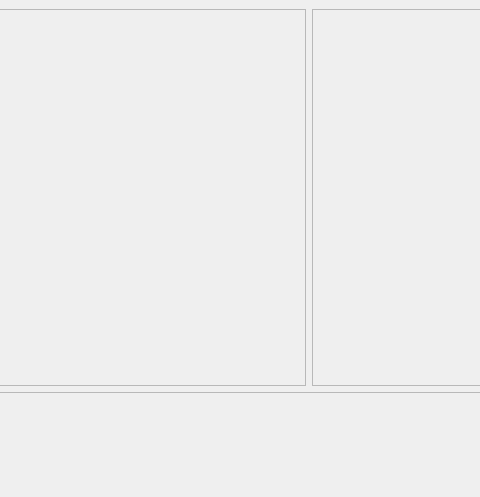
First picture: the form in ui/main_window.ui, repository j-stechly/NPG-Dziennik-diabetyka, before the edit; both pictures show x 291 to 771 and y 0 to 497 of the 1200 by 800 pixel window.
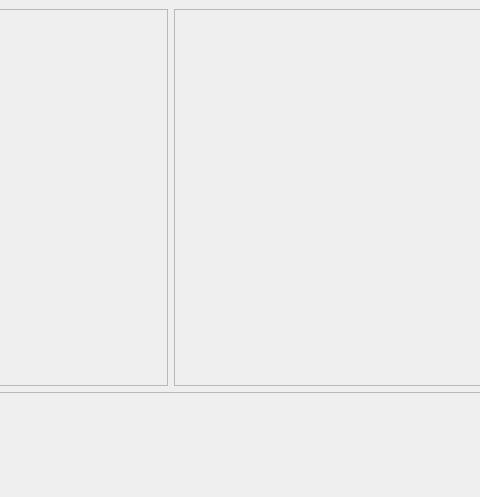
Second picture: the form after the edit.

Patch:
```diff
--- a/ui/main_window.ui
+++ b/ui/main_window.ui
@@ -27,7 +27,7 @@
         </property>
         <property name="maximumSize">
          <size>
-          <width>16777215</width>
+          <width>450</width>
           <height>16777215</height>
          </size>
         </property>
```
